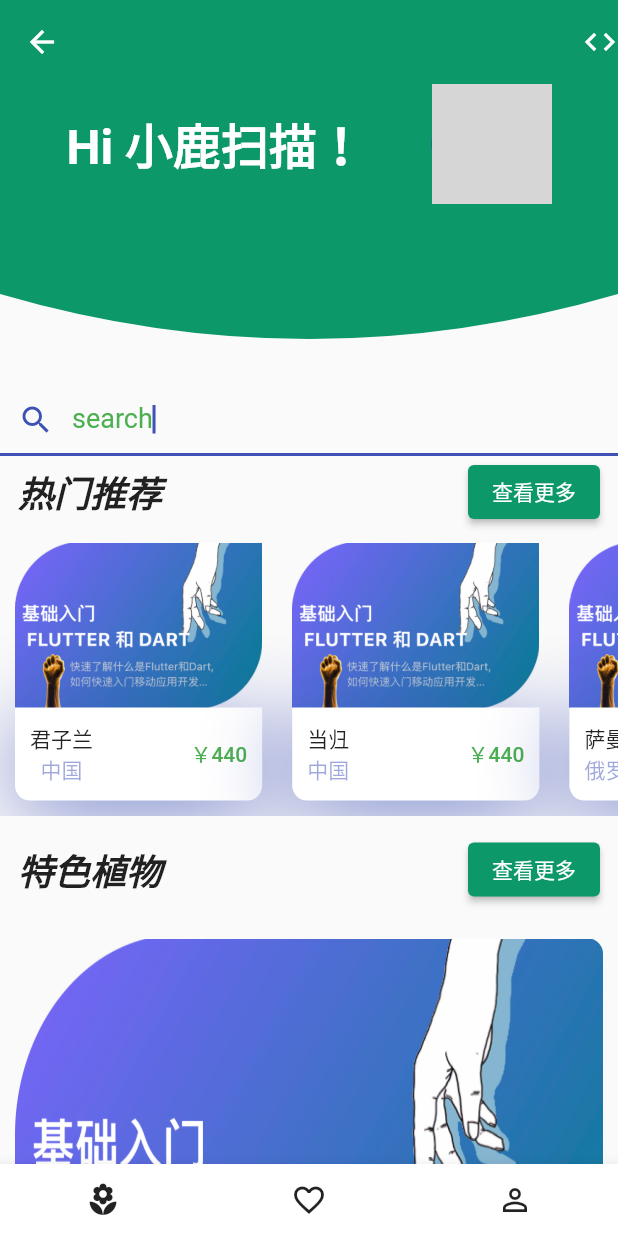
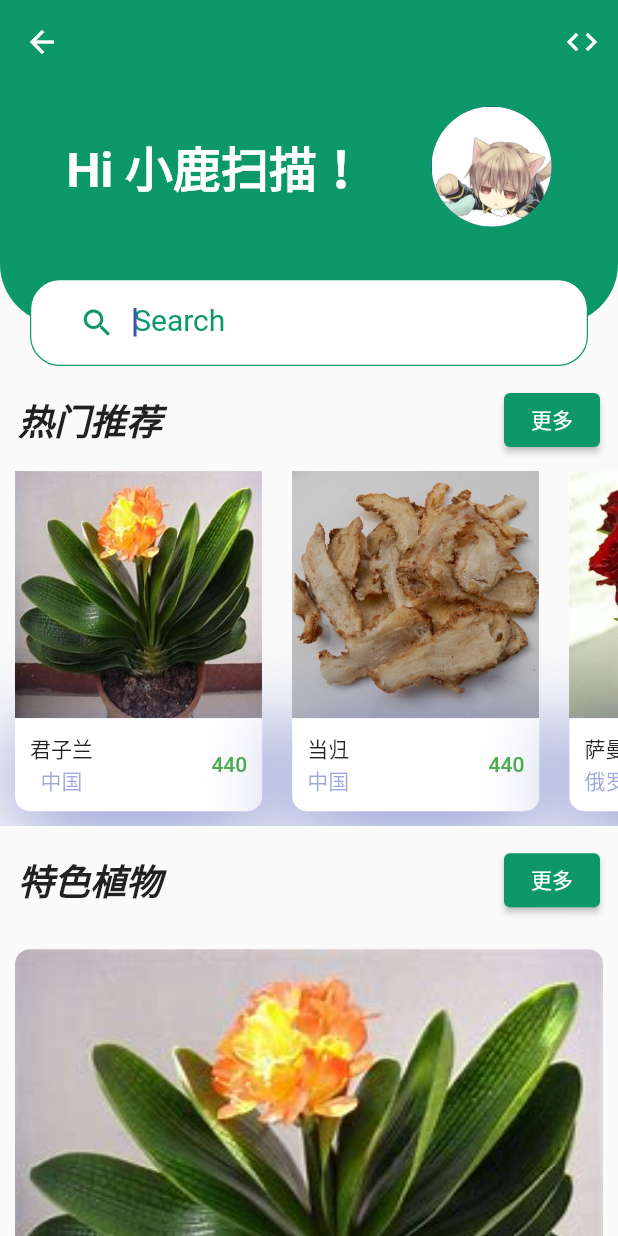
Before and after one commit to Radicalfive/flutter_learning, a Flutter app: the PlantShop screen opened by its route, on a phone screen of 412 x 824 dp. Run offline on Flutter 3.47's test engine with Material 2 defaults, Android fonts, the phone set to English and light mode, and no system bars; network calls fail; grey boxes are pictures that could not be loaded.

Commit message:
植物小店搜索栏&顶部tabBar重构

```diff
--- a/flutter_demo/lib/page/plant_shop.dart
+++ b/flutter_demo/lib/page/plant_shop.dart
@@ -1,44 +1,66 @@
 import 'package:flutter/material.dart';
 
+const greenColor = Color(0xFF0C9869);
+
+// 植物⼩店
 class PlantShop extends StatelessWidget {
   const PlantShop({Key? key}) : super(key: key);
 
   @override
   Widget build(BuildContext context) {
-    // banner中的字体样式
+    // 构建脚⼿架，包含顶部appBar和body
+    return Scaffold(
+      appBar: _buildAppBar(context),
+      body: Stack(
+        children: <Widget>[
+          Positioned(
+            top: 0,
+            left: 0,
+            right: 0,
+            child: _buildHeader(),
+          ),
+          Positioned(
+            top: 130,
+            left: 20,
+            right: 20,
+            child: _buildSearch(),
+          ),
+          Positioned(
+            top: 200,
+            left: 0,
+            right: 0,
+            height: MediaQuery.of(context).size.height - 200,
+            child: const Body(),
+          ),
+        ],
+      ),
+    );
+  }
+
+  // 构建顶部Header
+  Container _buildHeader() {
+    //banner中的字体样式
     const style = TextStyle(
       color: Colors.white,
       fontSize: 32,
       fontWeight: FontWeight.bold,
     );
-
-    // 构建脚手架，包含顶部appBar和body
-    return Scaffold(
-        appBar: _buildAppBar(context),
-        body: SingleChildScrollView(
-          scrollDirection: Axis.vertical,
-          child: Column(
-            children: <Widget>[
-              // ⻉塞尔弧形部分
-              ClipPath(
-                // 裁剪，使⽤⾃定义的类构建⻉塞尔弧形
-                clipper: BottomClipper(),
-                child: Container(
-                    // 通过内边距让⽂字上移
+    return Container(
       padding: const EdgeInsets.only(
-                      bottom: 50.0,
+        bottom: 50,
       ),
-                    // 和appBar背景⾊保持⼀致，融为⼀体
-                    color: const Color(0xFF0C9869),
-                    height: 200,
-                    child: Column(
-                      children: [
-                        Row(
-                            // 主轴和交叉轴的对⻬⽅式
+      height: 160,
+      decoration: const BoxDecoration(
+        color: greenColor,
+        borderRadius: BorderRadius.only(
+          bottomLeft: Radius.circular(40),
+          bottomRight: Radius.circular(40),
+        ),
+      ),
+      child: Row(
         mainAxisAlignment: MainAxisAlignment.spaceEvenly,
         crossAxisAlignment: CrossAxisAlignment.center,
         children: const <Widget>[
-                              // Row布局，左⽂右图
           Text(
             'Hi ⼩⿅扫描！',
             style: style,
@@ -48,92 +70,68 @@ class PlantShop extends StatelessWidget {
             height: 80,
             child: CircleAvatar(
               radius: 50,
-                                  backgroundImage: NetworkImage(
-                                    'https://ossstored.oss-cn-shanghai.aliyuncs.com/avatar-boy/11.jpg',
+              backgroundImage: AssetImage(
+                'images/img.jpg',
               ),
             ),
           ),
-                            ]),
-                        // const SizedBox(
-                        // height: 30.0,
-                        // ),
         ],
-                    )),
       ),
-              const TextField(
+    );
+  }
+  // 构建搜索区
+  Container _buildSearch() {
+    return Container(
+      height: 58,
+      alignment: Alignment.centerLeft,
+      padding: const EdgeInsets.only(left: 20.0),
+      decoration: BoxDecoration(
+        color: Colors.white,
+        border: Border.all(width: 0.8, color: greenColor),
+        borderRadius: const BorderRadius.all(
+          Radius.circular(20),
+        ),
+      ),
+      child: const TextField(
         autofocus: true,
         decoration: InputDecoration(
-                      prefixIcon: Icon(Icons.search),
-                      prefixText: 'search',
-                      prefixStyle:
-                          TextStyle(color: Colors.green, fontSize: 18)
-                  )
+          border: OutlineInputBorder(
+            borderSide: BorderSide.none,
           ),
-              // Body类构建下⾯的热⻔推荐和特⾊植物
-              const Body(),
-            ],
+          prefixIcon: Icon(
+            Icons.search,
+            color: greenColor,
+          ),
+          // labelText: '搜索',
+          hintText: 'Search',
+          hintStyle: TextStyle(
+            fontSize: 20,
+            color: greenColor,
           ),
         ),
-        bottomNavigationBar: BottomAppBar(
-          child: Row(
-            mainAxisAlignment: MainAxisAlignment.spaceAround,
-            children: [
-              IconButton(
-                icon: const Icon(Icons.local_florist),
-                onPressed: () {},
       ),
-              IconButton(
-                icon: const Icon(Icons.favorite_border),
-                onPressed: () {},
-              ),
-              IconButton(
-                icon: const Icon(Icons.person_outline),
-                onPressed: () {},
-              ),
-            ], //均分底部导航栏横向空间
-          ),
-        ));
+    );
   }
 
-  // 构建顶部appBar的私有⽅法
+  //构建顶部appBar的私有⽅法
   AppBar _buildAppBar(context) {
     return AppBar(
       elevation: 0,
-      backgroundColor: const Color(0xFF0C9869),
+      backgroundColor: greenColor,
       actions: const [
-        Icon(
+        Padding(
+          padding: EdgeInsets.only(right: 12.0),
+          child: Icon(
             Icons.code,
             color: Colors.white,
           ),
+        ),
       ],
-      // leading:
     );
   }
 }
 
-// ⾃定义裁剪路径，通过⻉塞尔曲线构建弧形
-class BottomClipper extends CustomClipper<Path> {
-  @override
-  Path getClip(Size size) {
-    var path = Path();
-    path.lineTo(0, 0); //第⼀个点
-    path.lineTo(0, size.height - 60); //第⼆个点
-    var firstControlPoint = Offset(size.width / 2, size.height); //曲线开始点
-    var firstEndPoint = Offset(size.width, size.height - 60); // 曲线结束点
-    path.quadraticBezierTo(firstControlPoint.dx, firstControlPoint.dy,
-        firstEndPoint.dx, firstEndPoint.dy);
-    path.lineTo(size.width, size.height - 60); //第四个点
-    path.lineTo(size.width, 0); // 第五个点
-    return path;
-  }
-
-  @override
-  bool shouldReclip(covariant CustomClipper<Path> oldClipper) {
-    return false;
-  }
-}
-
-// Body类构建
+// Body类
 class Body extends StatelessWidget {
   const Body({Key? key}) : super(key: key);
 
@@ -148,7 +146,7 @@ class Body extends StatelessWidget {
     );
     // 纵向滚动视图，两部分组成：热⻔推荐和特⾊植物
     return SingleChildScrollView(
-      // 纵向 + Column布局
+      //纵向 + Column布局
       scrollDirection: Axis.vertical,
       child: Column(
         // ⽔平⽅向（交叉轴）左对⻬
@@ -166,9 +164,9 @@ class Body extends StatelessWidget {
                 ElevatedButton(
                   onPressed: () {},
                   style: ElevatedButton.styleFrom(
-                    primary: const Color(0xFF0C9869),
+                    primary: greenColor,
                   ),
-                  child: const Text('查看更多'),
+                  child: const Text('更多'),
                 ),
               ],
             ),
@@ -187,13 +185,14 @@ class Body extends StatelessWidget {
                 ElevatedButton(
                   onPressed: () {},
                   style: ElevatedButton.styleFrom(
-                    primary: const Color(0xFF0C9869),
+                    primary: greenColor,
                   ),
-                  child: const Text('查看更多'),
+                  child: const Text('更多'),
                 ),
               ],
             ),
           ),
+          // FeaturedPlants类，⽤于构建纵向滚动的特⾊植物区域
           const FeaturedPlants(),
           // const SizedBox(height: 10.0),
         ],
@@ -201,8 +200,8 @@ class Body extends StatelessWidget {
     );
   }
 }
-//构建热⻔推荐
 
+// 热⻔推荐
 class RecommendsPlants extends StatelessWidget {
   const RecommendsPlants({Key? key}) : super(key: key);
 
@@ -215,22 +214,22 @@ class RecommendsPlants extends StatelessWidget {
         children: const <Widget>[
           // 调⽤封装的⾃定义组件，传⼊参数值
           RecommendPlantCard(
-            image: 'images/banner.jpg',
+            image: "images/plant1.jpg",
             title: '君⼦兰',
             country: '中国',
-            price: '￥440',
+            price: 440,
           ),
           RecommendPlantCard(
-            image: "images/banner.jpg",
+            image: "images/plant2.jpg",
             title: '当归',
             country: '中国',
-            price: '￥440',
+            price: 440,
           ),
           RecommendPlantCard(
-            image: "images/banner.jpg",
+            image: "images/plant3.jpg",
             title: '萨曼沙',
             country: '俄罗斯',
-            price: '￥440',
+            price: 440,
           ),
         ],
       ),
@@ -238,9 +237,9 @@ class RecommendsPlants extends StatelessWidget {
   }
 }
 
+// 封装热⻔推荐卡⽚
 class RecommendPlantCard extends StatelessWidget {
-  //ignore: use_key_in_widget_constructors
-
+  // ignore: use_key_in_widget_constructors
   const RecommendPlantCard({
     required this.image,
     required this.title,
@@ -249,7 +248,7 @@ class RecommendPlantCard extends StatelessWidget {
   });
 
   final String image, title, country;
-  final String price;
+  final int price;
 
   @override
   Widget build(BuildContext context) {
@@ -312,8 +311,7 @@ class RecommendPlantCard extends StatelessWidget {
   }
 }
 
-// 构建特⾊植物区域
-
+// 特⾊植物
 class FeaturedPlants extends StatelessWidget {
   const FeaturedPlants({Key? key}) : super(key: key);
 
@@ -326,13 +324,13 @@ class FeaturedPlants extends StatelessWidget {
         children: const <Widget>[
           // 调⽤封装的⾃定义组件，传⼊图⽚地址
           FeaturePlantCard(
-            image: "images/banner.jpg",
+            image: "images/plant1.jpg",
           ),
           FeaturePlantCard(
-            image: "images/banner.jpg",
+            image: "images/plant2.jpg",
           ),
           FeaturePlantCard(
-            image: "images/banner.jpg",
+            image: "images/plant3.jpg",
           ),
         ],
       ),
@@ -340,7 +338,7 @@ class FeaturedPlants extends StatelessWidget {
   }
 }
 
-// ⾃定义类，定义图⽚地址，使⽤卡⽚构建
+// 特⾊植物卡⽚
 class FeaturePlantCard extends StatelessWidget {
   // ignore: use_key_in_widget_constructors
   const FeaturePlantCard({
@@ -367,4 +365,3 @@ class FeaturePlantCard extends StatelessWidget {
     );
   }
 }
-// FeaturedPlants类，⽤于构建纵向滚动的特⾊植物区域
```
Lines whose indentation alone changed are shown as unchanged.
